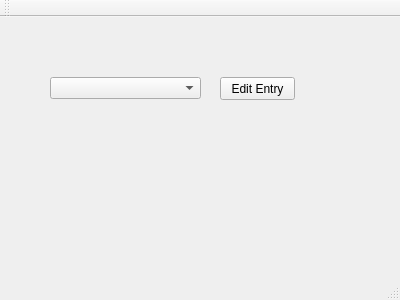
Qt form mainwindow.ui (TripletESR/SampleDatabase) before a commit.
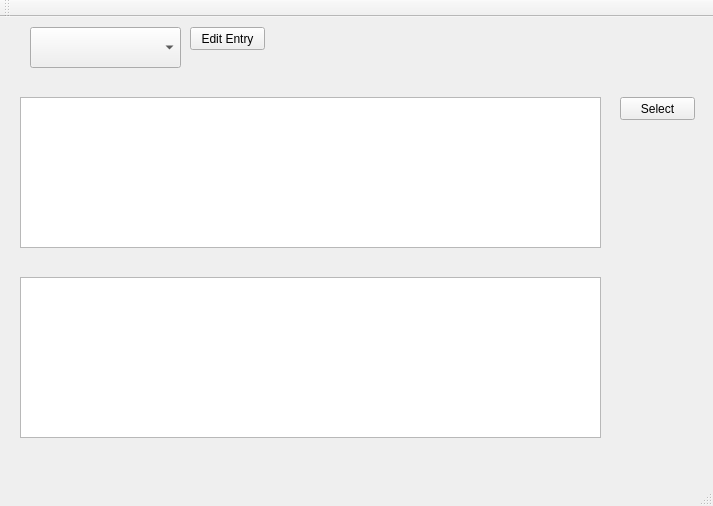
The same form after that commit.

Commit message: show the sample and data table

```diff
--- a/mainwindow.ui
+++ b/mainwindow.ui
@@ -6,8 +6,8 @@
    <rect>
     <x>0</x>
     <y>0</y>
-    <width>400</width>
-    <height>300</height>
+    <width>713</width>
+    <height>506</height>
    </rect>
   </property>
   <property name="windowTitle">
@@ -17,18 +17,23 @@
    <widget class="QComboBox" name="comboBox_1">
     <property name="geometry">
      <rect>
-      <x>50</x>
-      <y>60</y>
+      <x>30</x>
+      <y>10</y>
       <width>151</width>
-      <height>22</height>
+      <height>41</height>
      </rect>
     </property>
+    <property name="font">
+     <font>
+      <pointsize>16</pointsize>
+     </font>
+    </property>
    </widget>
    <widget class="QPushButton" name="pushButton_EditEntry">
     <property name="geometry">
      <rect>
-      <x>220</x>
-      <y>60</y>
+      <x>190</x>
+      <y>10</y>
       <width>75</width>
       <height>23</height>
      </rect>
@@ -37,6 +42,39 @@
      <string>Edit Entry</string>
     </property>
    </widget>
+   <widget class="QTableView" name="sampleView">
+    <property name="geometry">
+     <rect>
+      <x>20</x>
+      <y>80</y>
+      <width>581</width>
+      <height>151</height>
+     </rect>
+    </property>
+   </widget>
+   <widget class="QTableView" name="dataView">
+    <property name="geometry">
+     <rect>
+      <x>20</x>
+      <y>260</y>
+      <width>581</width>
+      <height>161</height>
+     </rect>
+    </property>
+   </widget>
+   <widget class="QPushButton" name="pushButton_SelectSample">
+    <property name="geometry">
+     <rect>
+      <x>620</x>
+      <y>80</y>
+      <width>75</width>
+      <height>23</height>
+     </rect>
+    </property>
+    <property name="text">
+     <string>Select</string>
+    </property>
+   </widget>
   </widget>
   <widget class="QMenuBar" name="menuBar">
    <property name="geometry">
```
Left out of the diff: 2 changed lines with no effect on the pictures. The commit also changes 6 other files.
